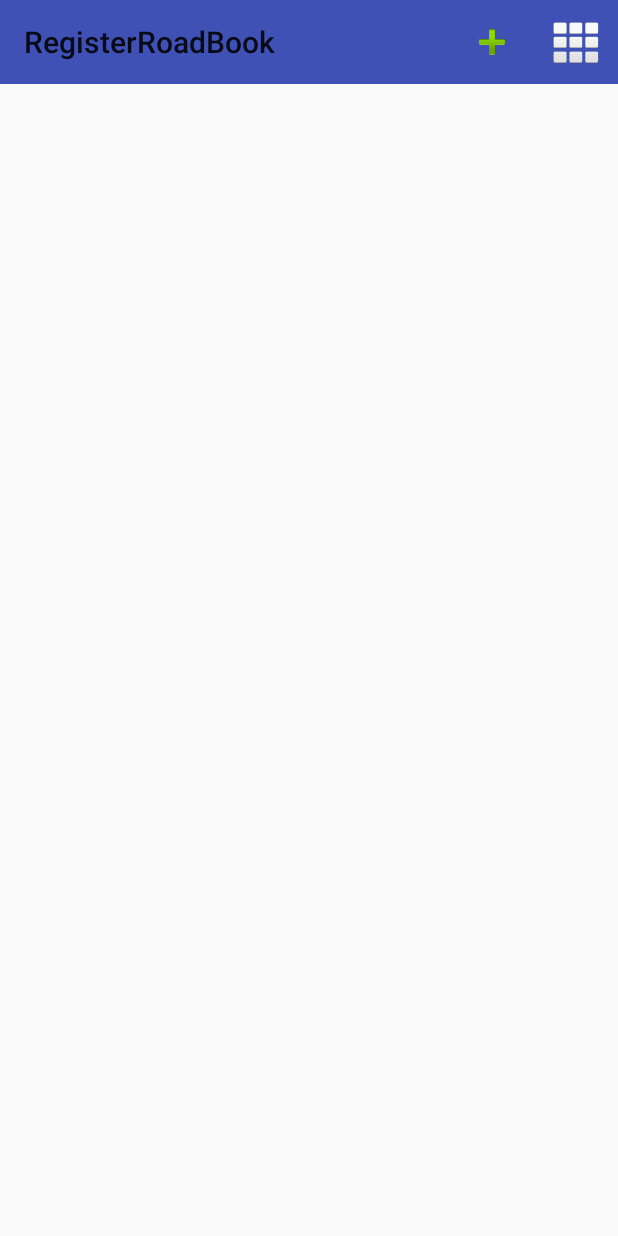
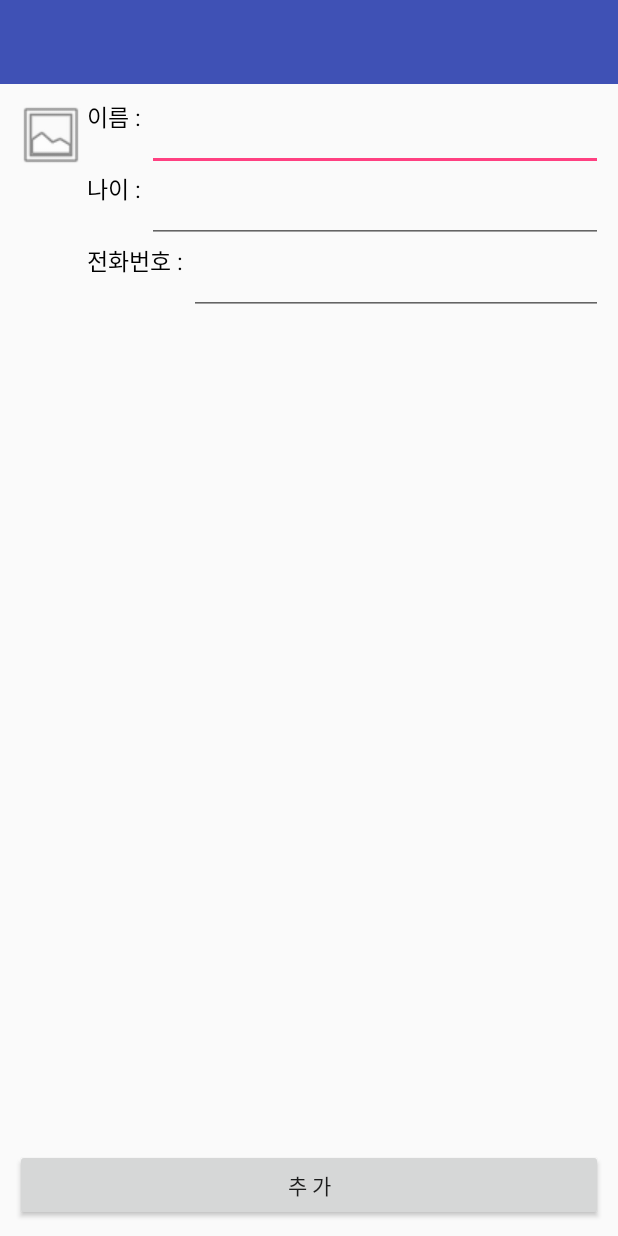
Before and after one commit to GeoN5/Sqlite_anko, an Android app: the screen it shows after launch (MainActivity before the commit, SaveUserActivity after it), after a tap on "add", on a phone screen of 412 x 824 dp. Run offline under Robolectric (Android 15) with nearby library versions, the phone set to English and light mode, and no system bars; 3 statements that could not run were skipped.

```diff
--- a/app/build.gradle
+++ b/app/build.gradle
@@ -26,7 +26,7 @@ android {
 
 dependencies {
     implementation fileTree(dir: 'libs', include: ['*.jar'])
-    implementation"org.jetbrains.kotlin:kotlin-stdlib-jdk7:$kotlin_version"
+    implementation "org.jetbrains.kotlin:kotlin-stdlib-jdk7:$kotlin_version"
     implementation 'com.android.support:appcompat-v7:27.1.1'
     implementation 'com.android.support.constraint:constraint-layout:1.1.3'
     testImplementation 'junit:junit:4.12'
--- a/app/src/main/AndroidManifest.xml
+++ b/app/src/main/AndroidManifest.xml
@@ -18,6 +18,7 @@
                 <category android:name="android.intent.category.LAUNCHER" />
             </intent-filter>
         </activity>
+        <activity android:name=".SaveUserActivity"></activity>
     </application>
 
 </manifest>
--- a/app/src/main/java/com/example/geonho/registerroadbook/MainActivity.kt
+++ b/app/src/main/java/com/example/geonho/registerroadbook/MainActivity.kt
@@ -83,6 +83,7 @@ class MainActivity : AppCompatActivity() {
     override fun onOptionsItemSelected(item: MenuItem): Boolean {
         when(item.itemId){
             R.id.add_user ->{
+                //Activity간 결과값을 받기 위해 startActivityForResult 사용하기
                 startActivityForResult(Intent(this@MainActivity,SaveUserActivity::class.java), REQUEST_ADD_USER)
             }
             R.id.anko ->{
--- /dev/null
+++ b/app/src/main/res/layout/activity_save_user.xml
@@ -0,0 +1,92 @@
+<?xml version="1.0" encoding="utf-8"?>
+<LinearLayout
+    xmlns:android="http://schemas.android.com/apk/res/android"
+    xmlns:tools="http://schemas.android.com/tools"
+    android:orientation="vertical"
+    android:layout_width="match_parent"
+    android:layout_height="match_parent"
+    tools:context=".SaveUserActivity">
+
+    <android.support.v7.widget.Toolbar
+        android:id="@+id/toolbar"
+        android:layout_width="match_parent"
+        android:layout_height="wrap_content"
+        android:minHeight="?attr/actionBarSize"
+        android:background="?attr/colorPrimary" />
+
+    <RelativeLayout
+        android:layout_width="match_parent"
+        android:layout_height="match_parent"
+        android:padding="10dp">
+        <ImageView
+            android:id="@+id/sel_image"
+            android:layout_width="48dp"
+            android:layout_height="48dp"
+            android:clickable="true"
+            android:background="@android:drawable/ic_menu_gallery"
+            android:onClick="onClickImage"/>
+
+        <RelativeLayout
+            android:id="@+id/frame_info"
+            android:layout_width="match_parent"
+            android:layout_height="wrap_content"
+            android:layout_toRightOf="@+id/sel_image">
+            <TextView
+                android:id="@+id/txt_name"
+                android:layout_width="wrap_content"
+                android:layout_height="48dp"
+                android:text="이름 : "
+                android:textColor="@android:color/black"
+                android:textSize="15sp"/>
+            <EditText
+                android:id="@+id/edit_name"
+                android:layout_width="match_parent"
+                android:layout_height="48dp"
+                android:layout_toRightOf="@+id/txt_name"
+                android:textSize="15dp"
+                android:textColor="@android:color/black"/>
+
+            <TextView
+                android:id="@+id/txt_age"
+                android:layout_width="wrap_content"
+                android:layout_height="48dp"
+                android:layout_below="@+id/txt_name"
+                android:text="나이 : "
+                android:textColor="@android:color/black"
+                android:textSize="15sp"/>
+            <EditText
+                android:id="@+id/edit_age"
+                android:layout_width="match_parent"
+                android:layout_height="48dp"
+                android:layout_below="@+id/edit_name"
+                android:layout_toRightOf="@+id/txt_age"
+                android:textSize="15dp"
+                android:textColor="@android:color/black"/>
+
+            <TextView
+                android:id="@+id/txt_tel"
+                android:layout_width="wrap_content"
+                android:layout_height="48dp"
+                android:layout_below="@+id/txt_age"
+                android:text="전화번호 : "
+                android:textColor="@android:color/black"
+                android:textSize="15sp"/>
+
+            <EditText
+                android:id="@+id/edit_tel"
+                android:layout_width="match_parent"
+                android:layout_height="48dp"
+                android:layout_below="@+id/edit_age"
+                android:layout_toRightOf="@+id/txt_tel"
+                android:textSize="15dp"
+                android:textColor="@android:color/black"/>
+        </RelativeLayout>
+        <Button
+            android:id="@+id/btn_add"
+            android:layout_width="match_parent"
+            android:layout_height="48dp"
+            android:layout_alignParentBottom="true"
+            android:text="추 가"
+            android:onClick="onClickSaveBtn"/>
+    </RelativeLayout>
+</LinearLayout>
--- a/app/src/main/res/menu/main.xml
+++ b/app/src/main/res/menu/main.xml
@@ -8,10 +8,9 @@
         android:icon="@android:drawable/ic_input_add"
         app:showAsAction="always"/>
 
-    <item
+    <item android:title="anko"
         android:id="@+id/anko"
-        android:title="anko"
         android:icon="@android:drawable/ic_dialog_dialer"
-        app:showAsAction="ifRoom"/>
+        app:showAsAction="ifRoom" />
 
 </menu>
```
Also changed, not shown: app/src/main/java/com/example/geonho/registerroadbook/SaveUserActivity.kt (added, +86 -0 lines).
